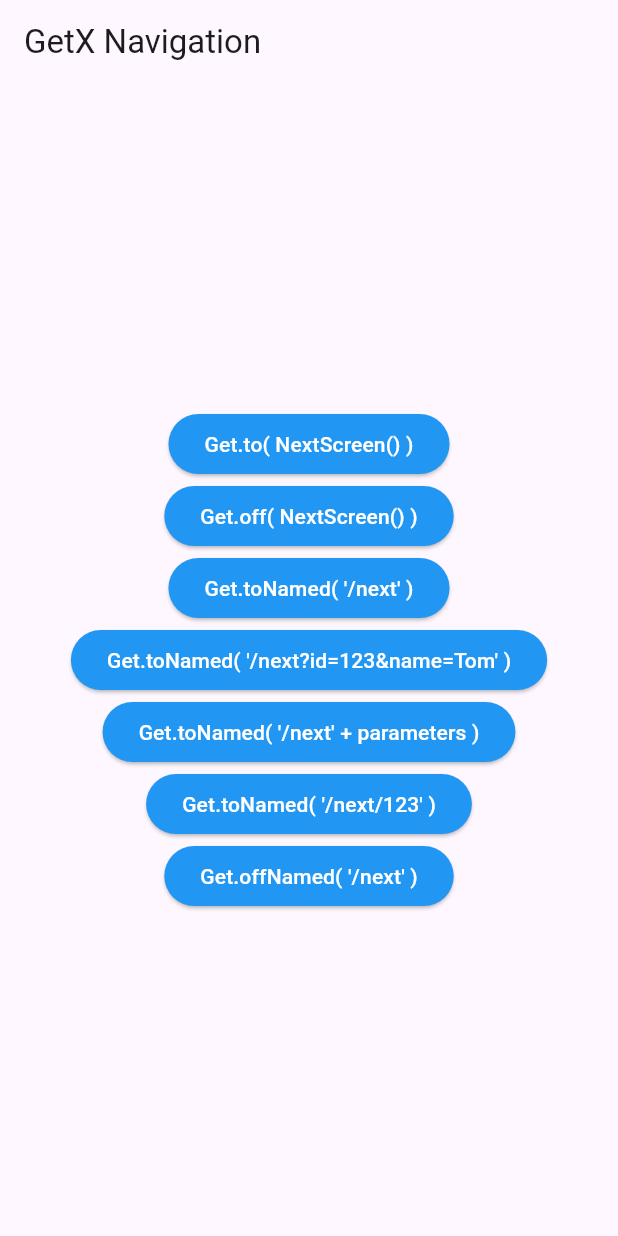
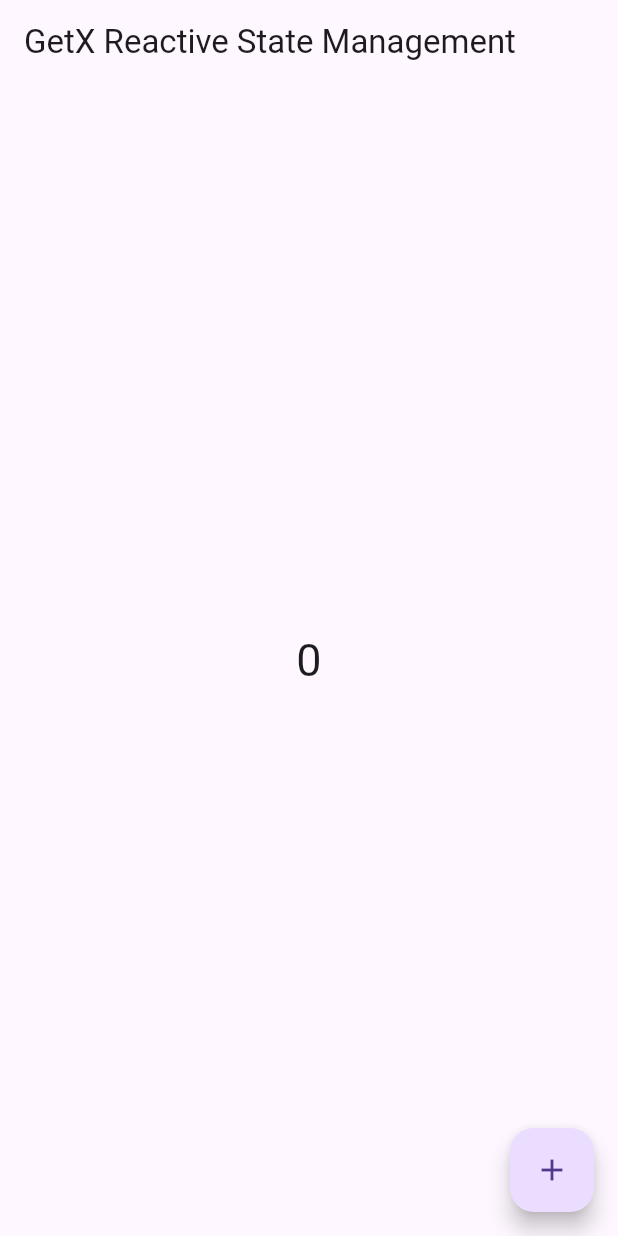
Before and after one commit to jsmile/getx_v463, a Flutter app: the screen it shows after launch, on a phone screen of 412 x 824 dp. Run offline on Flutter 3.47's test engine with Material 3 defaults, Android fonts, the phone set to English and light mode, and no system bars; our stand-ins replace get; missing offline and left inert: ansicolor.

Commit message:
getX reactive variable

```diff
--- a/lib/main.dart
+++ b/lib/main.dart
@@ -1,9 +1,12 @@
 import 'package:ansicolor/ansicolor.dart';
 import 'package:flutter/material.dart';
-import 'navigation/get_navigation.dart';
+import 'package:getx_v463/state_management/reactive_state_management.dart';
+// import 'navigation/get_navigation.dart';
 
 void main() {
   // ansi color log 초기화
   ansiColorDisabled = false;
-  runApp(const GetNavigation());
+  // runApp(const GetNavigation());
+  runApp(ReactiveStateManagement());
 }
+//
--- a/lib/state_management/reactive_state_management.dart
+++ b/lib/state_management/reactive_state_management.dart
@@ -0,0 +1,92 @@
+import 'package:flutter/material.dart';
+import 'package:get/get.dart';
+
+import 'user.dart';
+
+class ReactiveStateManagement extends StatelessWidget {
+  ReactiveStateManagement({Key? key}) : super(key: key);
+
+  // // The first is using RxType
+  // // Initial value is recommanded, but not mandatary.
+  // final name = RxString('');
+  // final isLoaded = RxBool(false);
+  // final count = RxInt(0);
+  // final balance = RxDouble(0.0);
+  // final items = RxList<String>( [] );
+  // final myMap = RxMap<String, int>( {} );
+
+  // The Second is using Rx<Type>
+  // // final name = Rx<String>('');
+  // final isLoaded = Rx<bool>(false);
+  // final count = Rx<int>(0);
+  // final balance = Rx<double>(0.0);
+  // final items = Rx<List<String>>( [] );
+  // final myMap = Rx<Map<String, int>>( {} );
+
+  // // Custom Class
+  // final user = Rx<User>( User( name:'Ruize', age: 30 ) );
+
+  // The third is more practical, easier and preferred approach.
+  final name = ''.obs;
+  final isLoaded = false.obs;
+  final count = 0.obs;
+  final balance = 0.0.obs;
+  final items = <String>[].obs;
+  final myMap = <String, int>{}.obs;
+
+  // Custom Class
+  final user = User(name: 'Ruize', age: 30).obs;
+  // // Atribute inside User class is observer
+  // final user = User();
+
+  void increment() => count.value++;
+  void toUpper() {
+    // // Atribute inside User class is observer
+    // user.name.value = user.name.value.toUpperCase();
+    // user.age.value++;
+
+    // // Entire User class is observer
+    // // 1. using update() method
+    // user.update((user) {
+    //   user!.name = user.name.toUpperCase();
+    //   user.age++;
+    // });
+
+    // // 2. An Alternative way of updating the user variable
+    // user( User( name: 'RUZIE' ) );
+  }
+
+  @override
+  Widget build(BuildContext context) {
+    return GetMaterialApp(
+      home: Scaffold(
+        appBar: AppBar(
+          title: const Text('GetX Reactive State Management'),
+        ),
+        body: Center(
+          child: Column(
+            mainAxisAlignment: MainAxisAlignment.center,
+            children: [
+              Obx(
+                () => Text(
+                  '${count.value}',
+                  style: const TextStyle(fontSize: 30),
+                ),
+              ),
+              // Obx(
+              //   () => Text(
+              //     '${user.value.name} ${user().age}',
+              //     style: const TextStyle(fontSize: 30),
+              //   ),
+              // ),
+            ],
+          ),
+        ),
+        floatingActionButton: FloatingActionButton(
+          onPressed: () => increment(),
+          child: const Icon(Icons.add),
+        ),
+      ),
+    );
+  }
+}
--- a/lib/state_management/user.dart
+++ b/lib/state_management/user.dart
@@ -0,0 +1,12 @@
+import 'package:get/get.dart';
+
+class User {
+  // // obs on attribute
+  // var name = 'Ruize'.obs; // RxString
+  // var age = 30.obs;       // RxInt
+
+  String name;
+  int age;
+
+  User({this.name = '', this.age = 0});
+}
```
